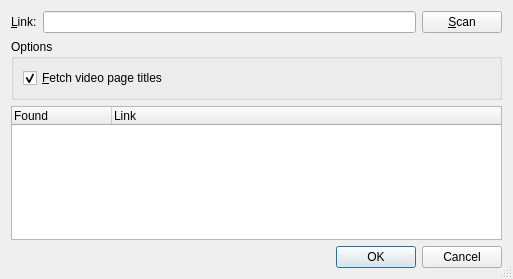
Above: rc/scandlg.ui from guendto/abby before the change. Below: the same form after it.
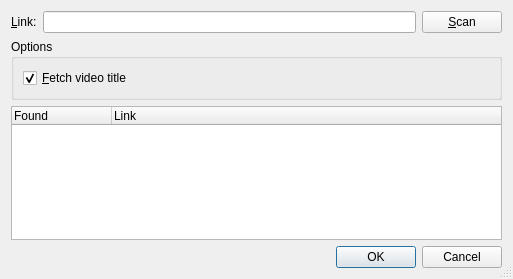
That is the form after the change. Icons and pictures are not drawn.

Commit message: Change text for fetch video titles checkbox.

Patch:
```diff
--- a/rc/scandlg.ui
+++ b/rc/scandlg.ui
@@ -72,7 +72,7 @@
 to take more time and bandwidth. </string>
         </property>
         <property name="text" >
-         <string>&amp;Fetch video page titles</string>
+         <string>&amp;Fetch video title</string>
         </property>
         <property name="checked" >
          <bool>true</bool>
```
